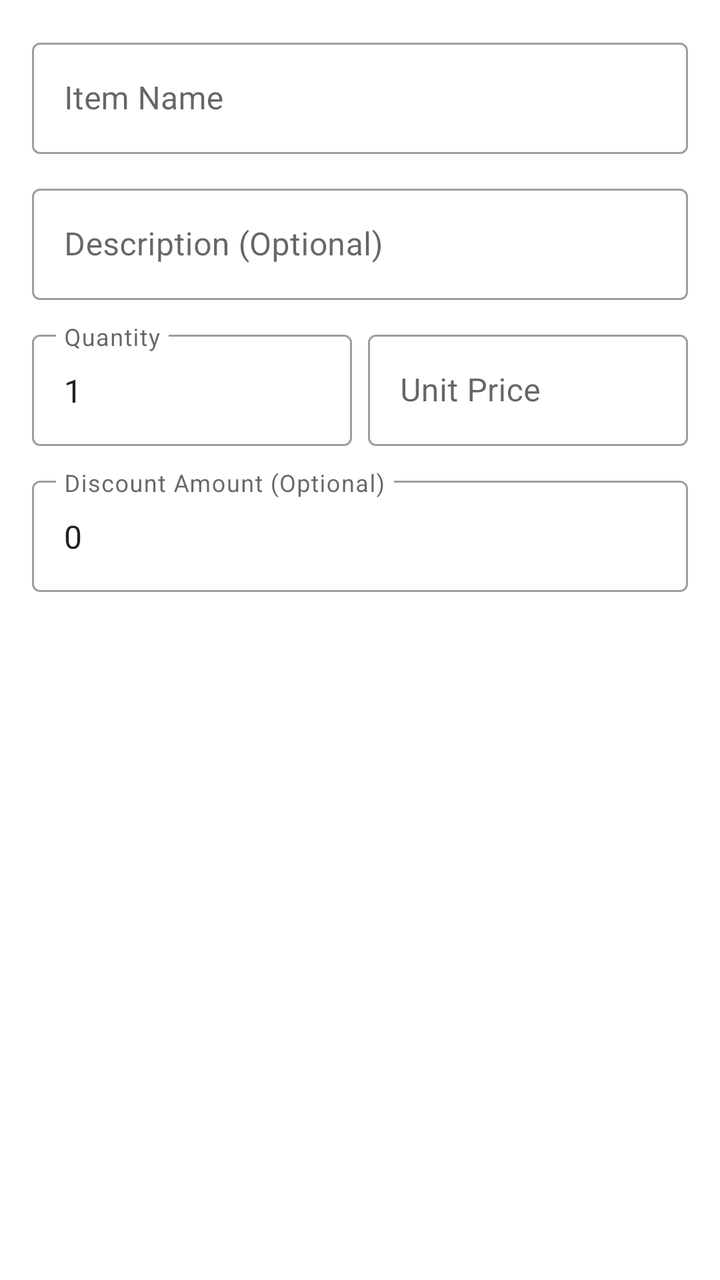
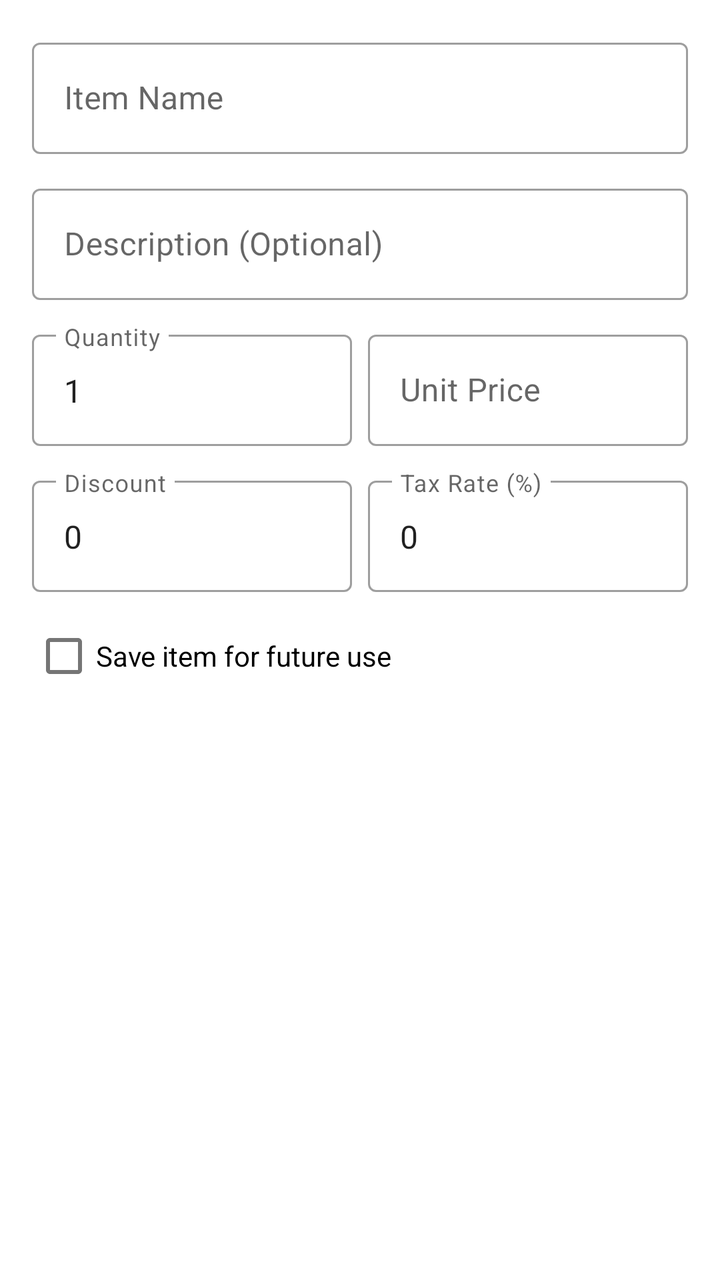

An Android layout rendered at two revisions. The XML below is the earlier revision; the diff shows what the commit changed to produce the second picture.
<!-- AndroidManifest.xml: application theme Theme.InvoiceApp -->
<!-- res/layout/dialog_add_invoice_item.xml -->
<?xml version="1.0" encoding="utf-8"?>
<LinearLayout xmlns:android="http://schemas.android.com/apk/res/android"
    xmlns:app="http://schemas.android.com/apk/res-auto"
    android:layout_width="match_parent"
    android:layout_height="wrap_content"
    android:orientation="vertical"
    android:padding="16dp">

    <com.google.android.material.textfield.TextInputLayout
        android:layout_width="match_parent"
        android:layout_height="wrap_content"
        android:layout_marginBottom="12dp"
        style="@style/Widget.MaterialComponents.TextInputLayout.OutlinedBox">

        <com.google.android.material.textfield.TextInputEditText
            android:id="@+id/etItemName"
            android:layout_width="match_parent"
            android:layout_height="wrap_content"
            android:hint="Item Name"
            android:inputType="text" />
    </com.google.android.material.textfield.TextInputLayout>

    <com.google.android.material.textfield.TextInputLayout
        android:layout_width="match_parent"
        android:layout_height="wrap_content"
        android:layout_marginBottom="12dp"
        style="@style/Widget.MaterialComponents.TextInputLayout.OutlinedBox">

        <com.google.android.material.textfield.TextInputEditText
            android:id="@+id/etDescription"
            android:layout_width="match_parent"
            android:layout_height="wrap_content"
            android:hint="Description (Optional)"
            android:inputType="text" />
    </com.google.android.material.textfield.TextInputLayout>

    <LinearLayout
        android:layout_width="match_parent"
        android:layout_height="wrap_content"
        android:orientation="horizontal">

        <com.google.android.material.textfield.TextInputLayout
            android:layout_width="0dp"
            android:layout_height="wrap_content"
            android:layout_weight="1"
            android:layout_marginEnd="8dp"
            style="@style/Widget.MaterialComponents.TextInputLayout.OutlinedBox">

            <com.google.android.material.textfield.TextInputEditText
                android:id="@+id/etQuantity"
                android:layout_width="match_parent"
                android:layout_height="wrap_content"
                android:hint="Quantity"
                android:inputType="numberDecimal"
                android:text="1" />
        </com.google.android.material.textfield.TextInputLayout>

        <com.google.android.material.textfield.TextInputLayout
            android:layout_width="0dp"
            android:layout_height="wrap_content"
            android:layout_weight="1"
            style="@style/Widget.MaterialComponents.TextInputLayout.OutlinedBox">

            <com.google.android.material.textfield.TextInputEditText
                android:id="@+id/etUnitPrice"
                android:layout_width="match_parent"
                android:layout_height="wrap_content"
                android:hint="Unit Price"
                android:inputType="numberDecimal" />
        </com.google.android.material.textfield.TextInputLayout>

    </LinearLayout>

    <com.google.android.material.textfield.TextInputLayout
        android:layout_width="match_parent"
        android:layout_height="wrap_content"
        android:layout_marginTop="12dp"
        style="@style/Widget.MaterialComponents.TextInputLayout.OutlinedBox">

        <com.google.android.material.textfield.TextInputEditText
            android:id="@+id/etDiscount"
            android:layout_width="match_parent"
            android:layout_height="wrap_content"
            android:hint="Discount Amount (Optional)"
            android:inputType="numberDecimal"
            android:text="0" />
    </com.google.android.material.textfield.TextInputLayout>

</LinearLayout>
<!-- resources referenced by this layout -->
<resources>
  <style name="Theme.InvoiceApp" parent="Theme.MaterialComponents.DayNight.NoActionBar">
          <item name="colorPrimary">@color/purple_500</item>
          <item name="colorPrimaryVariant">@color/purple_700</item>
          <item name="colorOnPrimary">@color/white</item>
          <item name="colorSecondary">@color/teal_200</item>
          <item name="colorSecondaryVariant">@color/teal_700</item>
          <item name="colorOnSecondary">@color/black</item>
          <item name="android:statusBarColor">?attr/colorPrimaryVariant</item>
      </style>
  <color name="purple_500">#FF6200EE</color>
  <color name="purple_700">#FF3700B3</color>
  <color name="white">#FFFFFFFF</color>
  <color name="teal_200">#FF03DAC5</color>
  <color name="teal_700">#FF018786</color>
  <color name="black">#FF000000</color>
</resources>

<!-- the commit's change to res/layout/dialog_add_invoice_item.xml (unified diff, before → after) -->
@@ -71,19 +71,50 @@
 
     </LinearLayout>
 
-    <com.google.android.material.textfield.TextInputLayout
+    <LinearLayout
         android:layout_width="match_parent"
         android:layout_height="wrap_content"
-        android:layout_marginTop="12dp"
-        style="@style/Widget.MaterialComponents.TextInputLayout.OutlinedBox">
+        android:orientation="horizontal"
+        android:layout_marginTop="12dp">
 
-        <com.google.android.material.textfield.TextInputEditText
-            android:id="@+id/etDiscount"
-            android:layout_width="match_parent"
+        <com.google.android.material.textfield.TextInputLayout
+            android:layout_width="0dp"
             android:layout_height="wrap_content"
-            android:hint="Discount Amount (Optional)"
-            android:inputType="numberDecimal"
-            android:text="0" />
-    </com.google.android.material.textfield.TextInputLayout>
+            android:layout_weight="1"
+            android:layout_marginEnd="8dp"
+            style="@style/Widget.MaterialComponents.TextInputLayout.OutlinedBox">
+
+            <com.google.android.material.textfield.TextInputEditText
+                android:id="@+id/etDiscount"
+                android:layout_width="match_parent"
+                android:layout_height="wrap_content"
+                android:hint="Discount"
+                android:inputType="numberDecimal"
+                android:text="0" />
+        </com.google.android.material.textfield.TextInputLayout>
+
+        <com.google.android.material.textfield.TextInputLayout
+            android:layout_width="0dp"
+            android:layout_height="wrap_content"
+            android:layout_weight="1"
+            style="@style/Widget.MaterialComponents.TextInputLayout.OutlinedBox">
+
+            <com.google.android.material.textfield.TextInputEditText
+                android:id="@+id/etItemTaxRate"
+                android:layout_width="match_parent"
+                android:layout_height="wrap_content"
+                android:hint="Tax Rate (%)"
+                android:inputType="numberDecimal"
+                android:text="0" />
+        </com.google.android.material.textfield.TextInputLayout>
+
+    </LinearLayout>
+
+    <com.google.android.material.checkbox.MaterialCheckBox
+        android:id="@+id/chkSaveForLater"
+        android:layout_width="match_parent"
+        android:layout_height="wrap_content"
+        android:layout_marginTop="8dp"
+        android:text="Save item for future use" />
 
 </LinearLayout>
<!-- resource entries referenced after the edit -->
@@ -1,19 +1,25 @@
 <!-- resources referenced by this layout -->
 <resources>
   <style name="Theme.InvoiceApp" parent="Theme.MaterialComponents.DayNight.NoActionBar">
-          <item name="colorPrimary">@color/purple_500</item>
-          <item name="colorPrimaryVariant">@color/purple_700</item>
+          <item name="colorPrimary">@color/primary</item>
+          <item name="colorPrimaryVariant">@color/primary_dark</item>
           <item name="colorOnPrimary">@color/white</item>
-          <item name="colorSecondary">@color/teal_200</item>
-          <item name="colorSecondaryVariant">@color/teal_700</item>
+          <item name="colorSecondary">@color/accent</item>
+          <item name="colorSecondaryVariant">@color/accent</item>
           <item name="colorOnSecondary">@color/black</item>
           <item name="android:statusBarColor">?attr/colorPrimaryVariant</item>
+          <item name="bottomNavigationStyle">@style/Widget.App.BottomNavigationView</item>
       </style>
-  <color name="purple_500">#FF6200EE</color>
-  <color name="purple_700">#FF3700B3</color>
+  <color name="primary">#2196F3</color>
+  <color name="primary_dark">#1976D2</color>
   <color name="white">#FFFFFFFF</color>
-  <color name="teal_200">#FF03DAC5</color>
-  <color name="teal_700">#FF018786</color>
+  <color name="accent">#FF9800</color>
   <color name="black">#FF000000</color>
+  <style name="Widget.App.BottomNavigationView" parent="Widget.MaterialComponents.BottomNavigationView.Colored">
+          <item name="backgroundTint">@color/white</item>
+          <item name="itemIconTint">@color/bottom_nav_colors</item>
+          <item name="itemTextColor">@color/bottom_nav_colors</item>
+          <item name="itemRippleColor">@color/primary</item>
+      </style>
 </resources>
 
